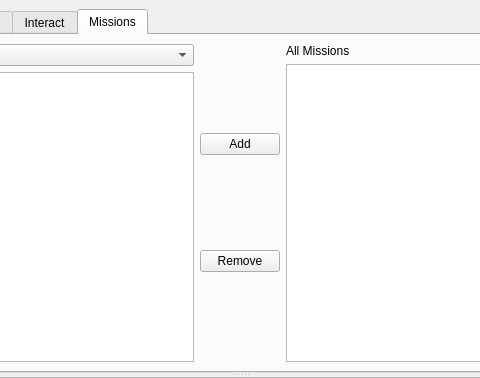
Before: the Qt Designer form Tools/SubControl/forms/mainwindow.ui in uf-mil-archive/sub-2012, drawn with Qt 5; both pictures show x 158 to 638 and y 0 to 378 of the 796 by 600 pixel window.
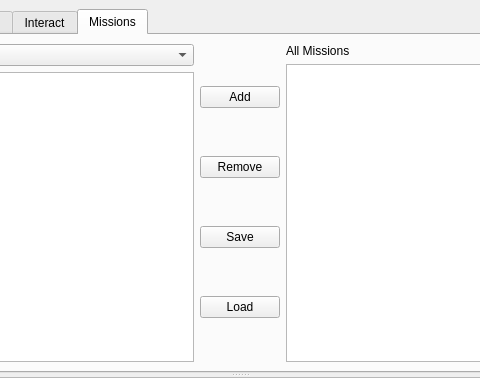
After: the same form once the commit is applied. The open tabs and pages were chosen to show the change.

Commit message: Added the ability to save and load missions in subcontrol

The edit to the form file:
```diff
--- a/Tools/SubControl/forms/mainwindow.ui
+++ b/Tools/SubControl/forms/mainwindow.ui
@@ -560,6 +560,20 @@
              </property>
             </widget>
            </item>
+           <item>
+            <widget class="QPushButton" name="missionSaveButton">
+             <property name="text">
+              <string>Save</string>
+             </property>
+            </widget>
+           </item>
+           <item>
+            <widget class="QPushButton" name="missionLoadButton">
+             <property name="text">
+              <string>Load</string>
+             </property>
+            </widget>
+           </item>
           </layout>
          </item>
          <item>
```
Left out of the diff: 2 changed lines with no effect on the pictures. The commit also changes 2 other files.
